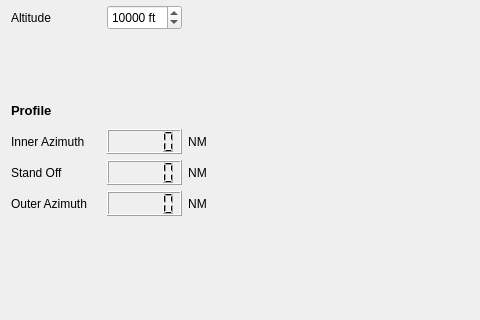
The window that antennacalculator.ui (hamish-mcc/AntennaLoSCalculator) describes before a commit, drawn with Qt 5; both pictures show x 0 to 480 and y 130 to 450 of the 650 by 450 pixel window.
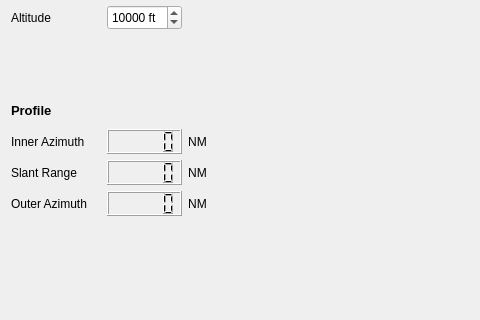
The same window after the commit.

```diff
--- a/antennacalculator.ui
+++ b/antennacalculator.ui
@@ -423,7 +423,7 @@
           </font>
          </property>
          <property name="text">
-          <string>Stand Off</string>
+          <string>Slant Range</string>
          </property>
         </widget>
        </item>
```
Left out of the diff: 6 changed lines with no effect on the pictures.
